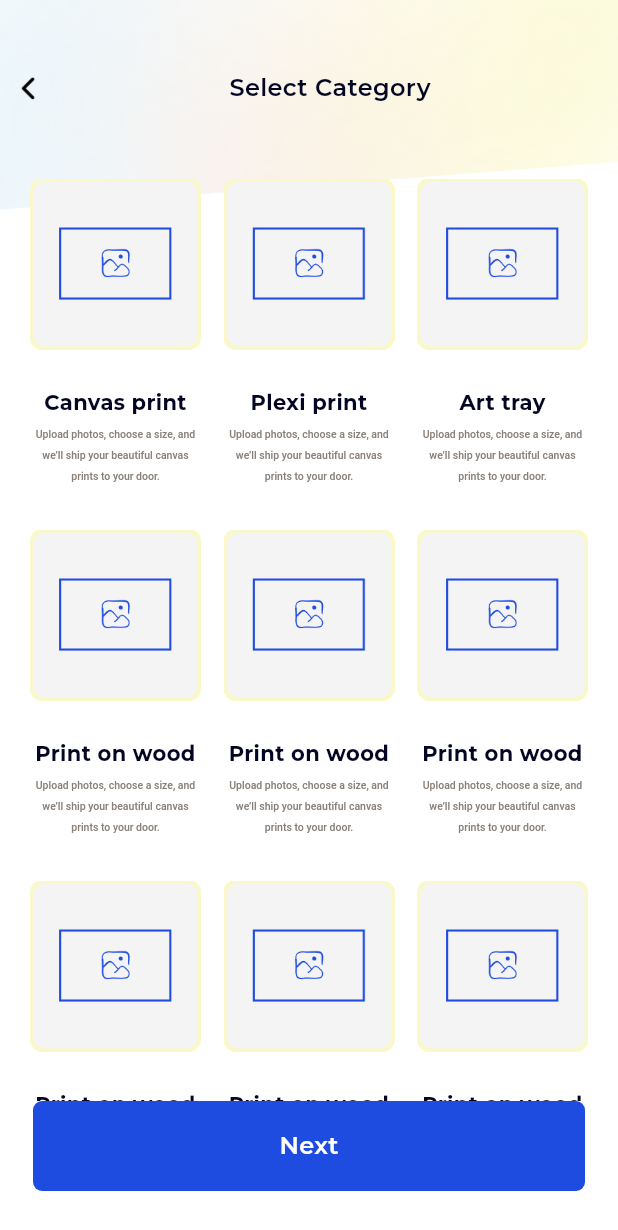
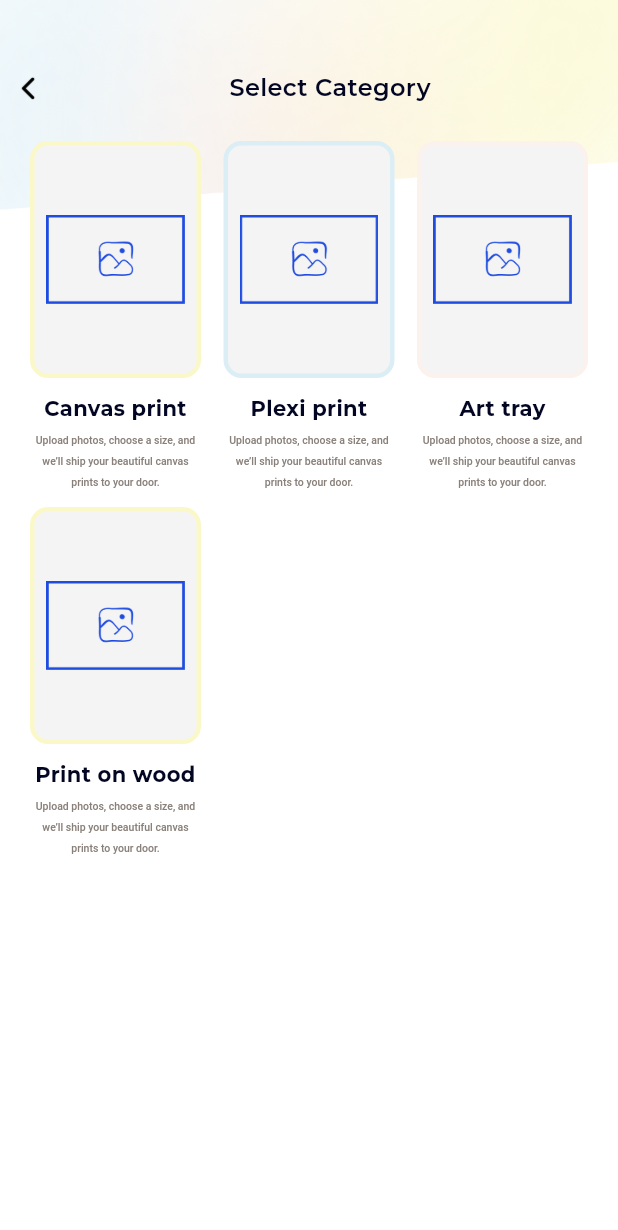
Before and after one commit to mohit-rv/printlific, a Flutter app: the SelectCategoryScreen screen opened directly, on a phone screen of 412 x 824 dp. Shown: the top 1230 px of the screen. Run offline on Flutter 3.47's test engine with Material 3 defaults, Android fonts, the light colour scheme and no system bars; our stand-ins replace country_code_picker, dotted_border, flutter_keyboard_visibility, flutter_otp_text_field, fluttertoast, hexcolor and 3 more; missing offline and left inert: card_slider, otp_pin_field; accounts and stored records are empty; Roboto replaces fonts that are missing (Montserrat Regular); project files that could hold a hidden picture were left out.

Commit message:
changes -
1. fix ui problem of select category and sub cayegory screen

```diff
--- a/lib/resources/assets.dart
+++ b/lib/resources/assets.dart
@@ -52,5 +52,6 @@ class Assets {
   static const String rotate = "assets/images/rotate.png";
   static const String Rectangle = "assets/images/Rectangle.png";
   static const String StandUpRectangle = "assets/images/StandUpRectangle.png";
+  static const String backImage = "assets/images/backImage.png";
 
 }
--- a/lib/screens/select_category.dart
+++ b/lib/screens/select_category.dart
@@ -18,25 +18,23 @@ class SelectCategoryScreen extends StatefulWidget {
 class _SelectCategoryScreenState extends State<SelectCategoryScreen> {
 
   var items = [
-    {'images': Assets.grid1,'title': 'Canvas print', 'stitle': 'Upload photos, choose a size, and we’ll ship your beautiful canvas prints to your door.'},
-    {'images': Assets.grid1,'title': 'Plexi print', 'stitle': 'Upload photos, choose a size, and we’ll ship your beautiful canvas prints to your door.'},
-    {'images': Assets.grid1,'title': 'Art tray', 'stitle': 'Upload photos, choose a size, and we’ll ship your beautiful canvas prints to your door.'},
-    {'images': Assets.grid1,'title': 'Print on wood', 'stitle': 'Upload photos, choose a size, and we’ll ship your beautiful canvas prints to your door.'},
-    {'images': Assets.grid1,'title': 'Print on wood', 'stitle': 'Upload photos, choose a size, and we’ll ship your beautiful canvas prints to your door.'},
-    {'images': Assets.grid1,'title': 'Print on wood', 'stitle': 'Upload photos, choose a size, and we’ll ship your beautiful canvas prints to your door.'},
-    {'images': Assets.grid1,'title': 'Print on wood', 'stitle': 'Upload photos, choose a size, and we’ll ship your beautiful canvas prints to your door.'},
-    {'images': Assets.grid1,'title': 'Print on wood', 'stitle': 'Upload photos, choose a size, and we’ll ship your beautiful canvas prints to your door.'},
-    {'images': Assets.grid1,'title': 'Print on wood', 'stitle': 'Upload photos, choose a size, and we’ll ship your beautiful canvas prints to your door.'},
-    {'images': Assets.grid1,'title': 'Print on wood', 'stitle': 'Upload photos, choose a size, and we’ll ship your beautiful canvas prints to your door.'},
+    {'images': Assets.backImage,'title': 'Canvas print', 'stitle': 'Upload photos, choose a size, and we’ll ship your beautiful canvas prints to your door.',
+      'bcolor':'#FAF8C8'},
+    {'images': Assets.backImage,'title': 'Plexi print', 'stitle': 'Upload photos, choose a size, and we’ll ship your beautiful canvas prints to your door.',
+      'bcolor': '#DBEEF6' },
+    {'images': Assets.backImage,'title': 'Art tray', 'stitle': 'Upload photos, choose a size, and we’ll ship your beautiful canvas prints to your door.',
+      'bcolor': '#FBF1ED'},
+    {'images': Assets.backImage,'title': 'Print on wood', 'stitle': 'Upload photos, choose a size, and we’ll ship your beautiful canvas prints to your door.',
+      'bcolor': '#FAF8C8' },
   ];
 
   @override
   Widget build(BuildContext context) {
     return Scaffold(
       backgroundColor: Colors.white,
-      bottomNavigationBar: CommonButton(onTap: (){
-        Navigator.of(context).push(CupertinoPageRoute(builder: (context) => SubCategoryScreen()));
-      }, title: 'Next'),
+      // bottomNavigationBar: CommonButton(onTap: (){
+      //
+      // }, title: 'Next'),
       body: Stack(
         children: [
           CommonAppbar(title: '',),
@@ -57,7 +55,7 @@ class _SelectCategoryScreenState extends State<SelectCategoryScreen> {
                       gridDelegate: SliverGridDelegateWithMaxCrossAxisExtent(
                           maxCrossAxisExtent: 170,  //width of gridview in flutter
                           mainAxisExtent: 224,
-                          mainAxisSpacing: 10,
+                          mainAxisSpacing: 20,
                           crossAxisSpacing: 15,
                           childAspectRatio: 0.5
                       ),
@@ -78,16 +76,31 @@ class _SelectCategoryScreenState extends State<SelectCategoryScreen> {
   }
 
   getGridItems(int index) {
-    return Container(
+    return InkWell(
+      onTap: (){
+        Navigator.of(context).push(CupertinoPageRoute(builder: (context) => SubCategoryScreen()));
+      },
+      child: Container(
         child: Column(
           children: [
+            Container(//logic for changing bordercolor on the basis of index value in gridview.builder in flutter
+               height: 158,width: 158,
+              decoration: ShapeDecoration(
+                color: HexColor('#F4F4F4'),
+                shape: RoundedRectangleBorder(
+                  borderRadius: BorderRadius.circular(12),
+                  side: BorderSide(width: 3,
+                      color: HexColor(items[index]['bcolor'].toString()))
+                )
+              ),
+              child: Container(
+                 // height: 40,width: 107  ,
+             // child: Image(image: AssetImage(items[index]['images'].toString()),),
+               child: Image.asset(items[index]['images'].toString(),scale: 3.5,),
+              ),
+            ),
             Container(
-            height: 164,width: 164,
-          child: Image(image: AssetImage(items[index]['images'].toString()),
-        //  fit: BoxFit,
-          ),),
-          Container(
-           // margin: EdgeInsets.only(top: 10),
+              margin: EdgeInsets.only(top: 10),
              //  height: 13,width: 82,
               child: Text(items[index]['title'].toString(),textAlign: TextAlign.center,
                 style: TextStyle(
@@ -115,6 +128,7 @@ class _SelectCategoryScreenState extends State<SelectCategoryScreen> {
 
           ],
         ),
+      ),
     );
   }
 }
--- a/lib/screens/select_edge_screen.dart
+++ b/lib/screens/select_edge_screen.dart
@@ -75,6 +75,7 @@ class _SelectEdgeScreenState extends State<SelectEdgeScreen> {
         return Container(
           padding: EdgeInsets.all(5),
           decoration: ShapeDecoration(
+            color: Colors.white,
             shape: RoundedRectangleBorder(
               borderRadius: BorderRadius.circular(2),
               side: BorderSide(color: Colors.black12,width: 1)
@@ -86,11 +87,12 @@ class _SelectEdgeScreenState extends State<SelectEdgeScreen> {
                 width: 151,height: 81,
                   child: Image(image: AssetImage(itemList[index]['image'].toString(),))),
               Container(
+                width: 104,height: 40,
                child: Text(itemList[index]['title'].toString(),textAlign: TextAlign.center,
                style: TextStyle(
                  fontWeight: FontWeight.w600,
                  fontSize: 13,
-                 fontFamily: 'Montserrat Bold',
+                 fontFamily: 'Montserrat SemiBold',
                  color: Colors.black,
                  //letterSpacing: 0.9,
                ),
--- a/lib/screens/sub_categories_screen.dart
+++ b/lib/screens/sub_categories_screen.dart
@@ -25,23 +25,18 @@ class _SubCategoryScreenState extends State<SubCategoryScreen> {
     {'images': Assets.secondImage,'title': 'Gallery wall','stitle': 'Upload photos, choose a size, and we’ll ship your beautiful canvas prints to your door.' },
     {'images': Assets.thirdImage,'title': 'Split canvas','stitle': 'Upload photos, choose a size, and we’ll ship your beautiful canvas prints to your door.' },
     {'images': Assets.firstImage,'title': 'Rolled in a tube','stitle': 'Upload photos, choose a size, and we’ll ship your beautiful canvas prints to your door.' },
-    {'images': Assets.firstImage,'title': 'Rolled in a tube','stitle': 'Upload photos, choose a size, and we’ll ship your beautiful canvas prints to your door.' },
-    {'images': Assets.firstImage,'title': 'Rolled in a tube','stitle': 'Upload photos, choose a size, and we’ll ship your beautiful canvas prints to your door.' },
-    {'images': Assets.firstImage,'title': 'Rolled in a tube','stitle': 'Upload photos, choose a size, and we’ll ship your beautiful canvas prints to your door.' },
-    {'images': Assets.firstImage,'title': 'Rolled in a tube','stitle': 'Upload photos, choose a size, and we’ll ship your beautiful canvas prints to your door.' },
-    {'images': Assets.firstImage,'title': 'Rolled in a tube','stitle': 'Upload photos, choose a size, and we’ll ship your beautiful canvas prints to your door.' },
   ];
 
   @override
   Widget build(BuildContext context) {
     return Scaffold(
       backgroundColor: Colors.white,
-      bottomNavigationBar: CommonButton(onTap: (){
-        Navigator.of(context).push(CupertinoPageRoute(builder: (context) => SelectSizeScreen()));
-      }, title: 'Next'),
+      // bottomNavigationBar: CommonButton(onTap: (){
+      //
+      // }, title: 'Next'),
       body: Stack(
         children: [
-          CommonAppbar(title: 'Select sub categories'),
+          CommonAppbar(title: ''),
 
           Column(
             children: [
@@ -71,7 +66,11 @@ class _SubCategoryScreenState extends State<SubCategoryScreen> {
   }
 
   getListItems(int index)  {
-    return Container(
+    return InkWell(
+      onTap: (){
+        Navigator.of(context).push(CupertinoPageRoute(builder: (context) => SelectSizeScreen()));
+      },
+      child: Container(
         height: 121,
         width: MediaQuery.of(context).size.width,
         margin: EdgeInsets.only(
@@ -87,11 +86,25 @@ class _SubCategoryScreenState extends State<SubCategoryScreen> {
           child: Row(
             mainAxisAlignment: MainAxisAlignment.spaceEvenly,
             children: [
+                 Stack(
+                   children: [
+
+                     Container(
+                       height: 70,width: 108,
+                       decoration: ShapeDecoration(
+                         shape: RoundedRectangleBorder(
+                           borderRadius: BorderRadius.circular(12),
+                         )
+                       ),
+                     ),
+
                      Container(
                        margin: EdgeInsets.only(right: 15,left: 20),
                        child: Image(image: AssetImage(listItems[index]['images'].toString()),
                           height: 70,width: 108,
                        ),
+                     ),
+                   ],
                  ),
 
                   Expanded(
@@ -140,6 +153,7 @@ class _SubCategoryScreenState extends State<SubCategoryScreen> {
             ],
           ),
         ),
+      ),
     );
   }
 
```
Also changed, not shown: lib/screens/edit_image_screen.dart (+9 -39 lines), assets/images/backImage.png (added). Lines whose indentation alone changed are shown as unchanged.
